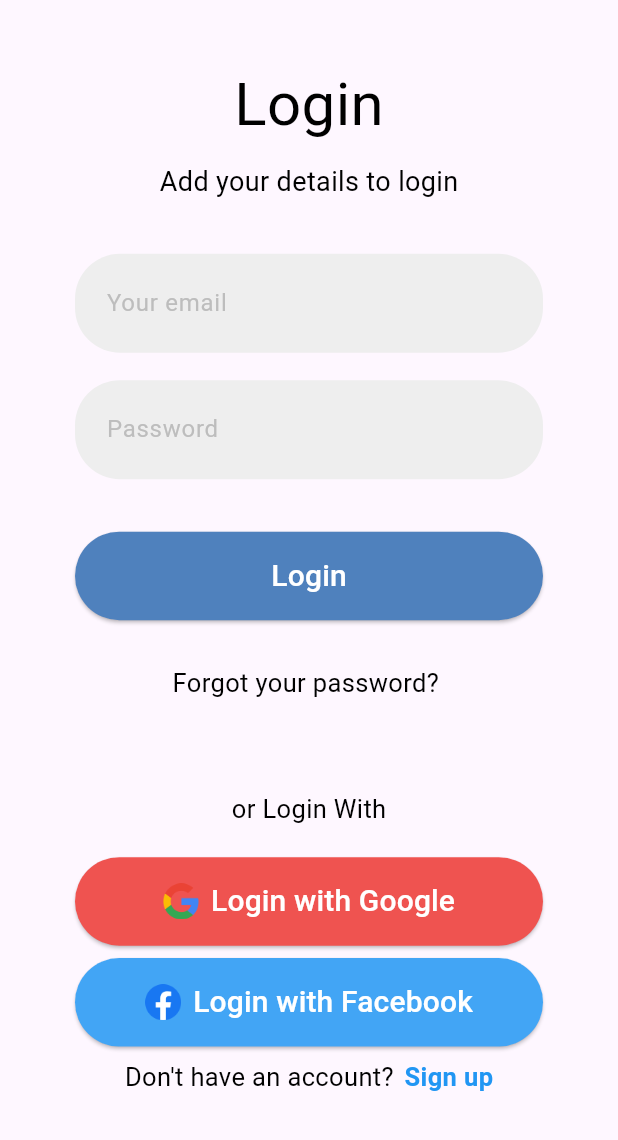
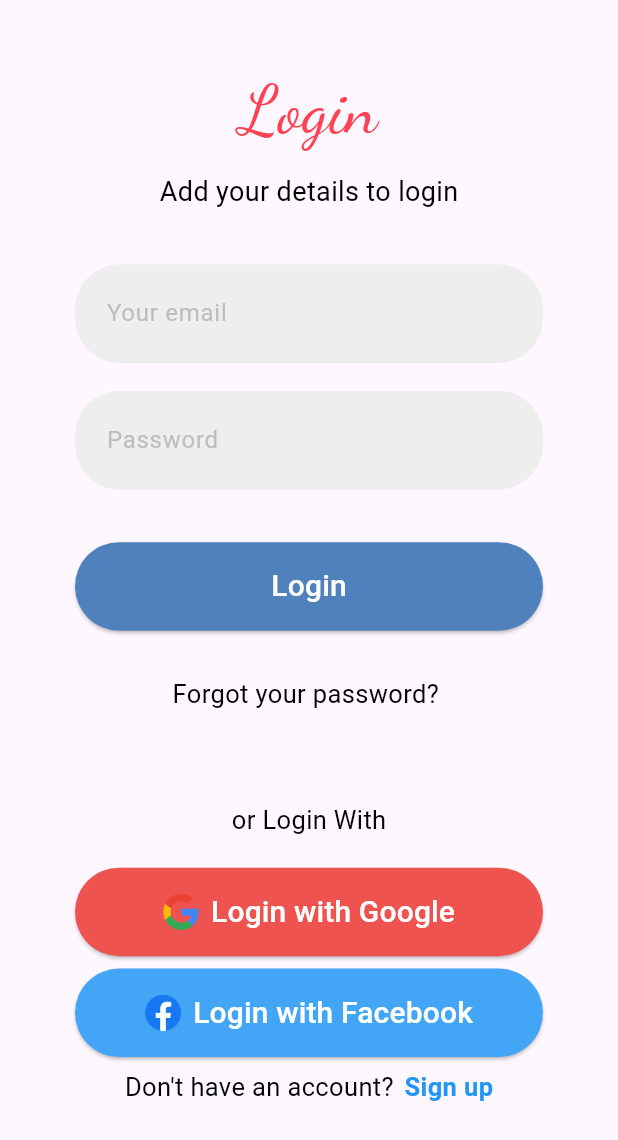
Before and after one commit to AXIOMANETWORK/FindLO2, a Flutter app: the screen it shows after launch, on a phone screen of 412 x 824 dp. Shown: the top 1140 px of the screen. Run offline on Flutter 3.47's test engine with Material 3 defaults, Android fonts, the light colour scheme and no system bars; our stand-ins replace cloud_firestore, curved_navigation_bar, firebase_auth, firebase_core, google_fonts, google_sign_in; missing offline and left inert: flutter_facebook_auth; accounts and stored records are empty.

Commit message:
GoogleFonts

```diff
--- a/lib/pages/login/login_page.dart
+++ b/lib/pages/login/login_page.dart
@@ -1,5 +1,6 @@
 import 'package:firebase_auth/firebase_auth.dart';
 import 'package:flutter/material.dart';
+import 'package:google_fonts/google_fonts.dart';
 import 'package:provider/provider.dart';
 
 import 'login_controller.dart';
@@ -56,9 +57,12 @@ class _LoginPageState extends State<LoginPage> {
   Widget _textLogin(){
     return Text(
       "Login",
-      style: TextStyle(
-        color: Colors.black,
-        fontSize: 40,
+      style: GoogleFonts.dancingScript(
+        textStyle: TextStyle(
+          fontSize: 45,
+          color:  Color.fromARGB(255, 255, 65, 81),
+        )
+
       ),
     );
   }
```
Also changed, not shown: lib/pages/Directory/directory_page.dart (+7 -1 lines).
